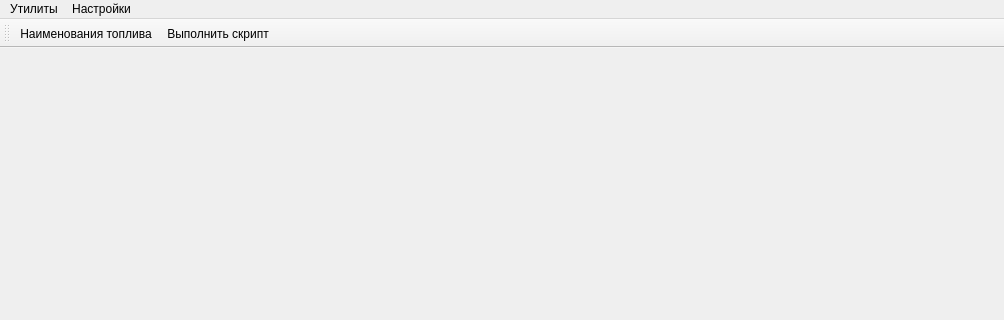
The window that mainwindow.ui (rust3128/MPosUtilities) describes before a commit, drawn with Qt 5; both pictures show x 0 to 1004 and y 0 to 320 of the 1004 by 750 pixel window.
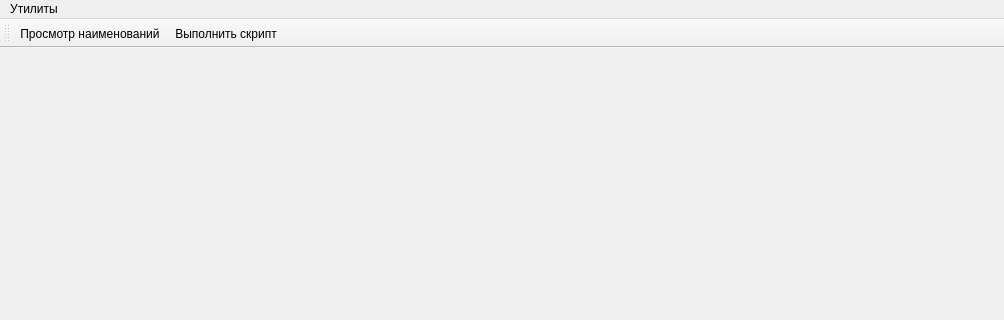
The same window after the commit. Icons and pictures are not drawn.

Diff of the .ui file:
```diff
--- a/mainwindow.ui
+++ b/mainwindow.ui
@@ -30,14 +30,7 @@
     <addaction name="actionFuelName"/>
     <addaction name="actionRunSql"/>
    </widget>
-   <widget class="QMenu" name="menu">
-    <property name="title">
-     <string>Настройки</string>
-    </property>
-    <addaction name="actionConnection"/>
-   </widget>
    <addaction name="menuUtils"/>
-   <addaction name="menu"/>
   </widget>
   <widget class="QToolBar" name="mainToolBar">
    <property name="iconSize">
@@ -62,7 +55,10 @@
      <normaloff>:/Images/splash.png</normaloff>:/Images/splash.png</iconset>
    </property>
    <property name="text">
-    <string>Наименования топлива</string>
+    <string>Просмотр наименований</string>
+   </property>
+   <property name="statusTip">
+    <string>Просмотр наименований топлива на АЗС</string>
    </property>
   </action>
   <action name="actionRunSql">
```
Left out of the diff: 20 changed lines with no effect on the pictures.
